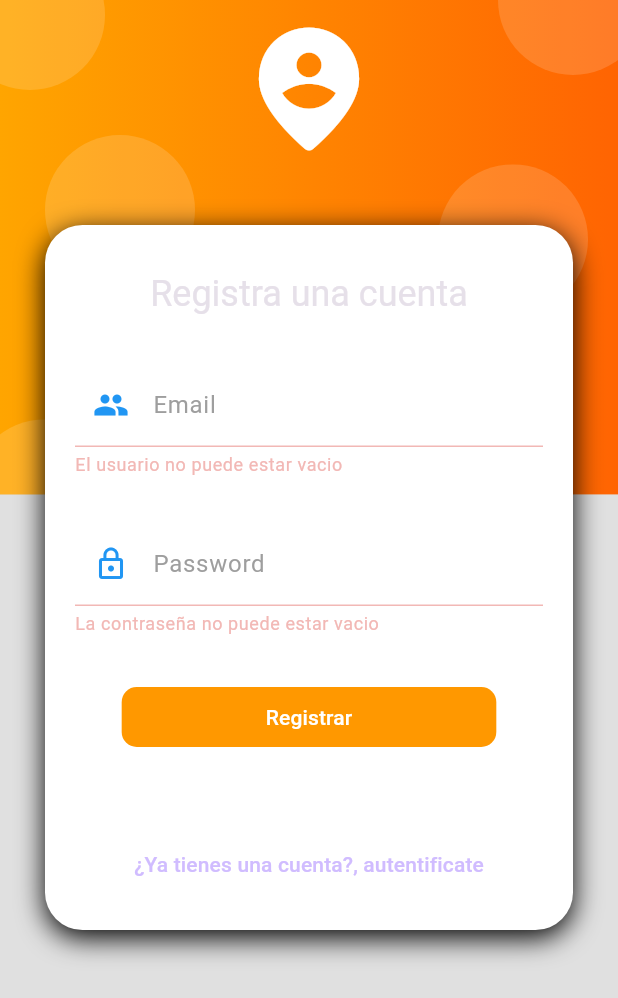
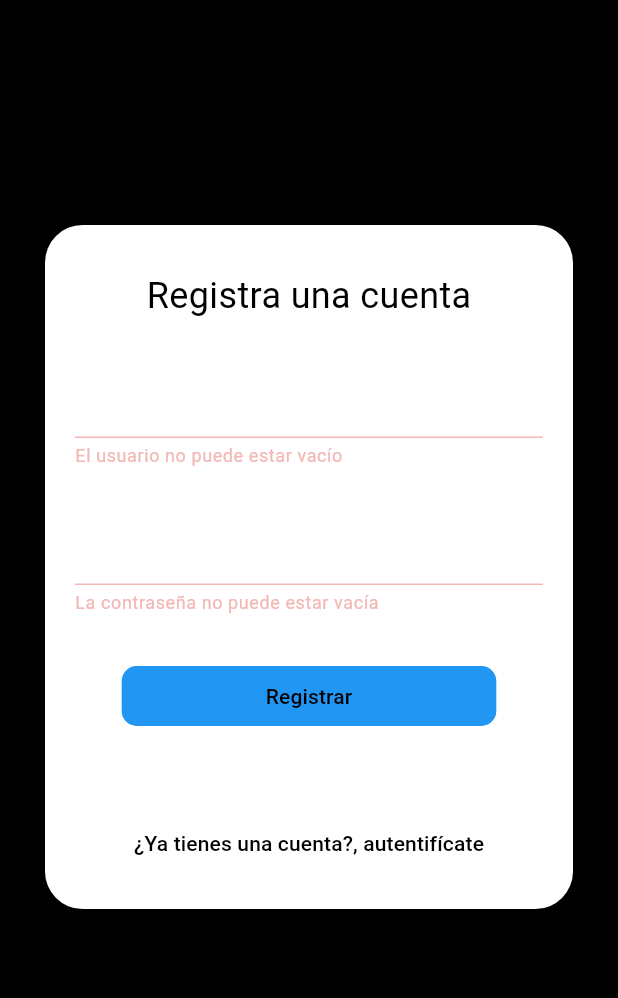
Before and after one commit to Gabe239/examen, a Flutter app: the RegisterUserScreen screen opened by its route, after a tap on "Registrar", on a phone screen of 412 x 824 dp. Shown: the top 998 px of the screen. Run offline on Flutter 3.47's test engine with Material 3 defaults, Android fonts, the phone set to English and light mode, and no system bars; network calls fail.

Commit message:
version 2

```diff
--- a/lib/screen/home_screen.dart
+++ b/lib/screen/home_screen.dart
@@ -8,8 +8,6 @@ class HomeScreen extends StatefulWidget {
 }
 
 class _HomeScreenState extends State<HomeScreen> {
-
-
   @override
   void initState() {
     super.initState();
@@ -20,6 +18,7 @@ class _HomeScreenState extends State<HomeScreen> {
     return Scaffold(
       appBar: AppBar(
         title: Text('Inicio'),
+        automaticallyImplyLeading: false, // Hide the back arrow
       ),
       body: SingleChildScrollView(
         padding: EdgeInsets.all(20.0),
--- a/lib/screen/register_user_screen.dart
+++ b/lib/screen/register_user_screen.dart
@@ -3,26 +3,28 @@ import 'package:examen/services/auth_service.dart';
 import 'package:examen/widgets/widgets.dart';
 import 'package:provider/provider.dart';
 import 'package:examen/providers/providers.dart';
-import '../ui/input_decorations.dart';
 
 class RegisterUserScreen extends StatelessWidget {
-  const RegisterUserScreen({super.key});
+  const RegisterUserScreen({Key? key}) : super(key: key);
+
   @override
   Widget build(BuildContext context) {
     return Scaffold(
-      body: AuthBackground(
-        child: SingleChildScrollView(
+      backgroundColor: Colors.black, // Set background color here
+      body: SingleChildScrollView(
         child: Column(
           children: [
-              const SizedBox(
-                height: 150,
-              ),
+            const SizedBox(height: 150),
             CardContainer(
-                  child: Column(children: [
+              child: Column(
+                children: [
                   const SizedBox(height: 10),
                   Text(
                     'Registra una cuenta',
-                  style: Theme.of(context).textTheme.headline5,
+                    style: TextStyle(
+                      color: Colors.black, // Text color
+                      fontSize: 24, // Adjust font size
+                    ),
                   ),
                   const SizedBox(height: 30),
                   ChangeNotifierProvider(
@@ -31,17 +33,17 @@ class RegisterUserScreen extends StatelessWidget {
                   ),
                   const SizedBox(height: 50),
                   TextButton(
-                  onPressed: () =>
-                      Navigator.pushReplacementNamed(context, 'login'),
+                    onPressed: () => Navigator.pushReplacementNamed(context, 'login'),
                     style: ButtonStyle(
-                      overlayColor: MaterialStateProperty.all(
-                          Colors.indigo.withOpacity(0.1)),
-                      shape: MaterialStateProperty.all(StadiumBorder())),
-                  child: const Text('¿Ya tienes una cuenta?, autentificate'),
+                      overlayColor: MaterialStateProperty.all(Colors.black),
+                      shape: MaterialStateProperty.all(StadiumBorder()),
+                    ),
+                    child: const Text('¿Ya tienes una cuenta?, autentifícate', style: TextStyle(color: Colors.black)),
                   )
-              ])),
                 ],
               ),
+            ),
+          ],
         ),
       ),
     );
@@ -49,29 +51,24 @@ class RegisterUserScreen extends StatelessWidget {
 }
 
 class RegisterForm extends StatelessWidget {
-  const RegisterForm({super.key});
+  const RegisterForm({Key? key}) : super(key: key);
 
   @override
   Widget build(BuildContext context) {
-    final LoginForm = Provider.of<LoginFormProvider>(context);
+    final loginFormProvider = Provider.of<LoginFormProvider>(context);
     return Container(
       child: Form(
-        key: LoginForm.formKey,
+        key: loginFormProvider.formKey,
         autovalidateMode: AutovalidateMode.onUserInteraction,
-        child: Column(children: [
+        child: Column(
+          children: [
             TextFormField(
               autocorrect: false,
               keyboardType: TextInputType.text,
-            decoration: InputDecortions.authInputDecoration(
-              hinText: 'Ingrese su correo',
-              labelText: 'Email',
-              prefixIcon: Icons.people,
-            ),
-            onChanged: (value) => LoginForm.email = value,
+              style: TextStyle(color: Colors.black), // Text color
+              onChanged: (value) => loginFormProvider.email = value,
               validator: (value) {
-              return (value != null && value.length >= 4)
-                  ? null
-                  : 'El usuario no puede estar vacio';
+                return (value != null && value.length >= 4) ? null : 'El usuario no puede estar vacío';
               },
             ),
             const SizedBox(height: 30),
@@ -79,16 +76,10 @@ class RegisterForm extends StatelessWidget {
               autocorrect: false,
               obscureText: true,
               keyboardType: TextInputType.text,
-            decoration: InputDecortions.authInputDecoration(
-              hinText: '************',
-              labelText: 'Password',
-              prefixIcon: Icons.lock_outline,
-            ),
-            onChanged: (value) => LoginForm.password = value,
+              style: TextStyle(color: Colors.black), // Text color
+              onChanged: (value) => loginFormProvider.password = value,
               validator: (value) {
-              return (value != null && value.length >= 4)
-                  ? null
-                  : 'La contraseña no puede estar vacio';
+                return (value != null && value.length >= 4) ? null : 'La contraseña no puede estar vacía';
               },
             ),
             const SizedBox(height: 30),
@@ -96,26 +87,24 @@ class RegisterForm extends StatelessWidget {
               shape: RoundedRectangleBorder(
                 borderRadius: BorderRadius.circular(10),
               ),
-            disabledColor: Colors.grey,
-            color: Colors.orange,
+              disabledColor: Colors.black,
+              color: Colors.blue,
               child: Container(
                 padding: const EdgeInsets.symmetric(horizontal: 80, vertical: 10),
                 child: Text(
                   'Registrar',
-                style: const TextStyle(color: Colors.white),
+                  style: TextStyle(color: Colors.black),
                 ),
               ),
               elevation: 0,
-            onPressed: LoginForm.isLoading
+              onPressed: loginFormProvider.isLoading
                   ? null
                   : () async {
                       FocusScope.of(context).unfocus();
-                    final authService =
-                        Provider.of<AuthService>(context, listen: false);
-                    if (!LoginForm.isValidForm()) return;
-                    LoginForm.isLoading = true;
-                    final String? errorMessage = await authService.create_user(
-                        LoginForm.email, LoginForm.password);
+                      final authService = Provider.of<AuthService>(context, listen: false);
+                      if (!loginFormProvider.isValidForm()) return;
+                      loginFormProvider.isLoading = true;
+                      final String? errorMessage = await authService.create_user(loginFormProvider.email, loginFormProvider.password);
                       if (errorMessage == null) {
                         Navigator.pushNamed(context, 'login');
                       } else {
@@ -123,7 +112,8 @@ class RegisterForm extends StatelessWidget {
                       }
                     },
             )
-        ]),
+          ],
+        ),
       ),
     );
   }
--- a/lib/services/proveedor_service.dart
+++ b/lib/services/proveedor_service.dart
@@ -145,7 +145,7 @@ class ProviderService extends ChangeNotifier {
     );
     String basicAuth = 'Basic ' + base64Encode(utf8.encode('$_user:$_pass'));
     final response = await http
-        .post(url, body: json.encode({'providerid': provider.id}), headers: {
+        .post(url, body: json.encode({'provider_id': provider.id}), headers: {
       'authorization': basicAuth,
       'Content-type': 'application/json; charset=UTF-8',
     });
@@ -153,7 +153,6 @@ class ProviderService extends ChangeNotifier {
     print(decodeResp);
     this.providers.clear();
     await loadProviders();
-    Navigator.of(context).pushNamed('list');
     return '';
   }
 }
--- a/lib/theme/my_theme.dart
+++ b/lib/theme/my_theme.dart
@@ -5,7 +5,7 @@ class MyTheme {
 
   static final ThemeData myTheme = ThemeData(
     primaryColor: primary,
-    brightness: Brightness.dark, // Set brightness to dark for night mode
+    brightness: Brightness.dark,
     fontFamily: 'Releway',
     appBarTheme: const AppBarTheme(
       color: primary,
--- a/lib/widgets/auth_background.dart
+++ /dev/null
@@ -1,31 +0,0 @@
-import 'package:flutter/material.dart';
-import 'package:examen/widgets/widgets.dart';
-
-class AuthBackground extends StatelessWidget {
-  final Widget child;
-
-  const AuthBackground({super.key, required this.child});
-
-  @override
-  Widget build(BuildContext context) {
-    return Container(
-      color: Colors.grey[300],
-      width: double.infinity,
-      height: double.infinity,
-      child: Stack(children: [
-        AuthBackgorundC1(),
-        SafeArea(
-            child: Container(
-          width: double.infinity,
-          margin: EdgeInsets.only(top: 10),
-          child: const Icon(
-            Icons.person_pin_circle_rounded,
-            color: Colors.white,
-            size: 100,
-          ),
-        )),
-        child,
-      ]),
-    );
-  }
-}
--- a/lib/widgets/auth_background_c1.dart
+++ /dev/null
@@ -1,67 +0,0 @@
-import 'package:flutter/material.dart';
-
-class AuthBackgorundC1 extends StatelessWidget {
-  @override
-  Widget build(BuildContext context) {
-    final size_screen =
-        MediaQuery.of(context).size; //obtiene el tamaño de la pantalla
-    return Container(
-      width: double.infinity,
-      height: size_screen.height * 0.4, //40% de la pantalla
-      decoration: orangeDecoration(),
-      child: Stack(
-        children: [
-          Positioned(
-            child: Buble(),
-            top: 90,
-            left: 30,
-          ),
-          Positioned(
-            child: Buble(),
-            top: -40,
-            left: -30,
-          ),
-          Positioned(
-            child: Buble(),
-            top: -50,
-            right: -20,
-          ),
-          Positioned(
-            child: Buble(),
-            bottom: -50,
-            left: -20,
-          ),
-          Positioned(
-            child: Buble(),
-            bottom: 120,
-            right: 20,
-          ),
-          Positioned(
-            child: Buble(),
-            bottom: 20,
-            right: 80,
-          ),
-        ],
-      ),
-    );
-  }
-
-  BoxDecoration orangeDecoration() => const BoxDecoration(
-          gradient: LinearGradient(colors: [
-        Color.fromRGBO(255, 165, 0, 1),
-        Color.fromRGBO(255, 100, 2, 1),
-      ]));
-}
-
-class Buble extends StatelessWidget {
-  @override
-  Widget build(BuildContext context) {
-    return Container(
-      width: 100,
-      height: 100,
-      decoration: BoxDecoration(
-          borderRadius: BorderRadius.circular(100),
-          color: Color.fromRGBO(255, 255, 255, 0.15)),
-    );
-  }
-}
--- a/lib/widgets/product_card.dart
+++ b/lib/widgets/product_card.dart
@@ -56,7 +56,7 @@ class _PriceTag extends StatelessWidget {
       height: 70,
       alignment: Alignment.center,
       decoration: const BoxDecoration(
-          color: Colors.orange,
+          color: Colors.blue,
           borderRadius: BorderRadius.only(
               topRight: Radius.circular(25), bottomLeft: Radius.circular(25))),
     );
@@ -82,7 +82,7 @@ class _State extends StatelessWidget {
       height: 70,
       alignment: Alignment.center,
       decoration: const BoxDecoration(
-          color: Colors.red,
+          color: Colors.blue,
           borderRadius: BorderRadius.only(
               topLeft: Radius.circular(25), bottomRight: Radius.circular(25))),
     );
@@ -128,7 +128,7 @@ class _ProductDetails extends StatelessWidget {
   }
 
   BoxDecoration _boxDecorations() => const BoxDecoration(
-      color: Colors.orange,
+      color: Colors.blue,
       borderRadius: BorderRadius.only(
           bottomLeft: Radius.circular(25), topRight: Radius.circular(25)));
 }
--- a/lib/widgets/widgets.dart
+++ b/lib/widgets/widgets.dart
@@ -1,4 +1 @@
 export 'package:examen/widgets/card_container.dart';
-
-export 'package:examen/widgets/auth_background_c1.dart';
-export 'package:examen/widgets/auth_background.dart';
```
Also changed, not shown: lib/screen/login_screen.dart (+51 -46 lines). Lines whose indentation alone changed are shown as unchanged.
